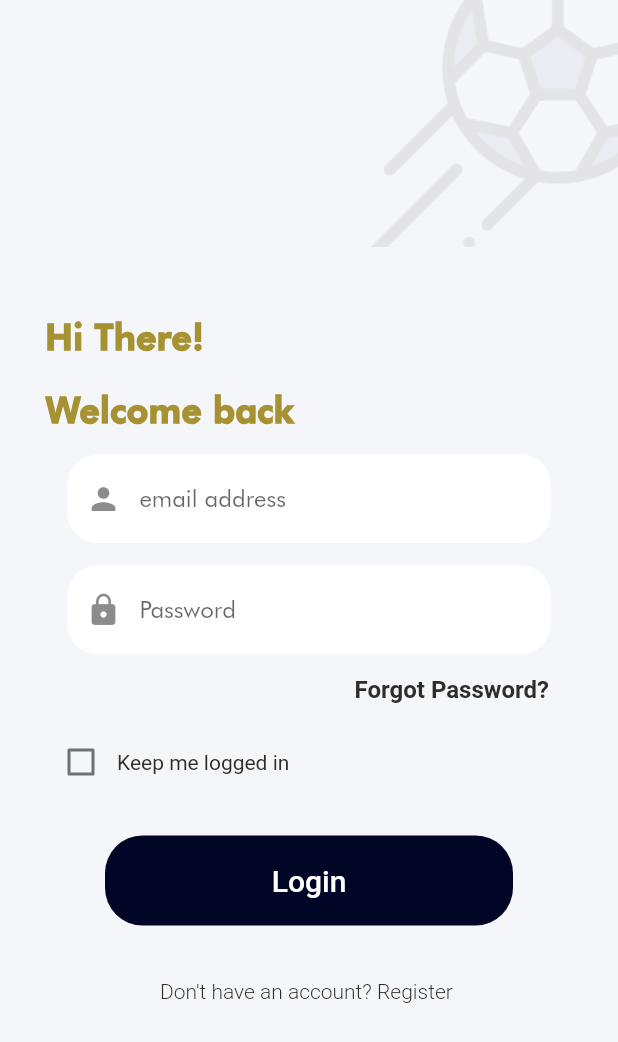
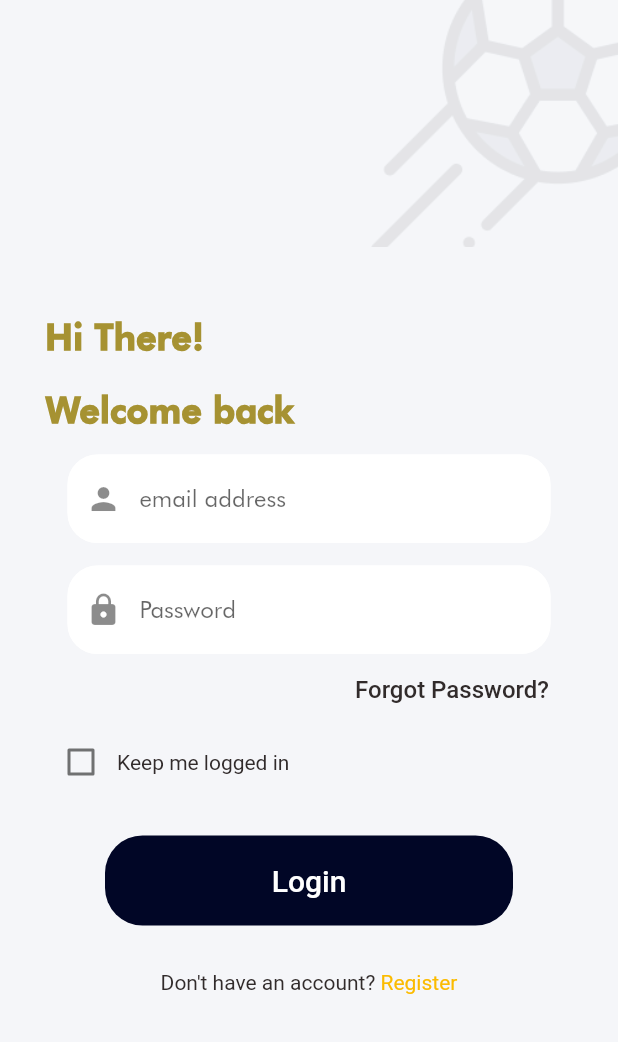
Before and after one commit to debbsefe/boolu, a Flutter app: the SignIn screen opened directly, on a phone screen of 412 x 824 dp. Shown: the top 1042 px of the screen. Run offline on Flutter 3.47's test engine with Material 2 defaults, Android fonts, the phone set to English and light mode, and no system bars; our stand-ins replace cloud_firestore, firebase_auth; accounts and stored records are empty; Roboto replaces fonts that are missing (FuturaMedium).

```diff
--- a/lib/screens/authenticate/signin.dart
+++ b/lib/screens/authenticate/signin.dart
@@ -4,6 +4,8 @@ import 'package:boolu/screens/authenticate/resetpassword.dart';
 import 'package:boolu/screens/shared/loading.dart';
 import 'package:boolu/screens/shared/constants.dart';
 import 'package:flutter/material.dart';
+import 'package:flutter/gestures.dart';
+
 
 class SignIn extends StatefulWidget {
   @override
@@ -103,13 +105,14 @@ class _SignInState extends State<SignIn> {
                                   keyboardType: TextInputType.emailAddress,
                                   cursorColor: Colors.black,
                                   autofocus: false,
+                                  obscureText: true,
                                   decoration: textInputDecoration.copyWith(
                                       hintText: 'Password', prefixIcon: Icon(Icons.lock),),
                                   style: TextStyle(color: Colors.black),
                                   validator: (val) =>
                                       val.isEmpty ? 'Enter an Email' : null,
                                   onChanged: (val) {
-                                    setState(() => email = val);
+                                    setState(() => password = val);
                                   }),
                             ),
                             Row(
@@ -122,7 +125,7 @@ class _SignInState extends State<SignIn> {
                                 child: new Text('Forgot Password?',
                                     style: new TextStyle(
                                         fontSize: 16.0,
-                                        fontWeight: FontWeight.w700, color: Color.fromRGBO(49, 43, 43, 1.0), fontFamily: 'FuturaMedium')),
+                                         color: Color.fromRGBO(49, 43, 43, 1.0), fontFamily: 'FuturaMedium')),
                                 onPressed: () {
                                    Navigator.push(
                                       context,
@@ -171,18 +174,31 @@ class _SignInState extends State<SignIn> {
                                   ),
 
                                 )),
-                                FlatButton(
-                              child: new Text('Don\'t have an account? Register ',
-                                  style: new TextStyle(
-                                      fontSize: 14.0,
-                                      fontWeight: FontWeight.w300, color: Color.fromRGBO(49, 43, 43, 1.0), fontFamily: 'FuturaMedium')),
-                              onPressed: () {
-                                setState(() {
-                                    register = true;
-                                });
+                                Container(
+                              padding: EdgeInsets.all(10),
+                              child: Center(
+                                child: RichText(
+                                  text: TextSpan(
+                                      text: 'Don\'t have an account?',
+                                      style: TextStyle(
+                                          color: Color.fromRGBO(49, 43, 43, 1.0), fontSize: 14),
+                                      children: <TextSpan>[
+                                        TextSpan(text: ' Register',
+                                            style: TextStyle(
+                                                color: Color.fromRGBO(251, 187, 0, 1), fontSize: 14),
+                                            recognizer: TapGestureRecognizer()
+                                              ..onTap = () {
 
-                              },
-                            ),
+                                                setState(() {
+                                                  register = true;
+                                                });
+                                              }
+                                        )
+                                      ]
+                                  ),
+                                ),
+                              )
+                          )
                         ]
                     ),
               ),
--- a/lib/screens/shared/loading.dart
+++ b/lib/screens/shared/loading.dart
@@ -8,8 +8,10 @@ class Loading extends StatefulWidget {
 class _LoadingState extends State<Loading> {
   @override
   Widget build(BuildContext context) {
-    return Container(
-
+    return Center(
+      child: CircularProgressIndicator(
+        valueColor: new AlwaysStoppedAnimation<Color>(Colors.amber),
+      ),
     );
   }
 }
--- a/pubspec.yaml
+++ b/pubspec.yaml
@@ -25,6 +25,7 @@ dependencies:
     sdk: flutter
   firebase_auth: ^0.16.0
   provider: ^4.1.2
+  cloud_firestore: ^0.13.6
 
 
   # The following adds the Cupertino Icons font to your application.
```
Also changed, not shown: lib/model/user.dart (added, +14 -0 lines), lib/screens/authenticate/register.dart (+42 -25 lines), lib/screens/home/home.dart (added, +15 -0 lines), lib/screens/wrapper.dart (+22 -5 lines), lib/services/auth.dart (+70 -0 lines), lib/services/database.dart (added, +35 -0 lines), pubspec.lock.
